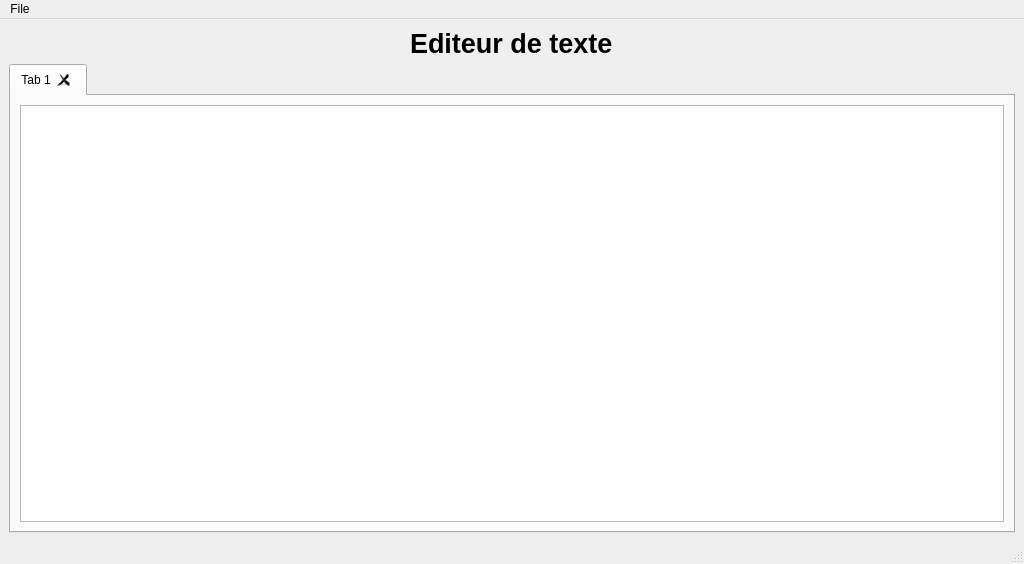
Old version of the form mainwindow.ui in the repository dicesare/textEditor.
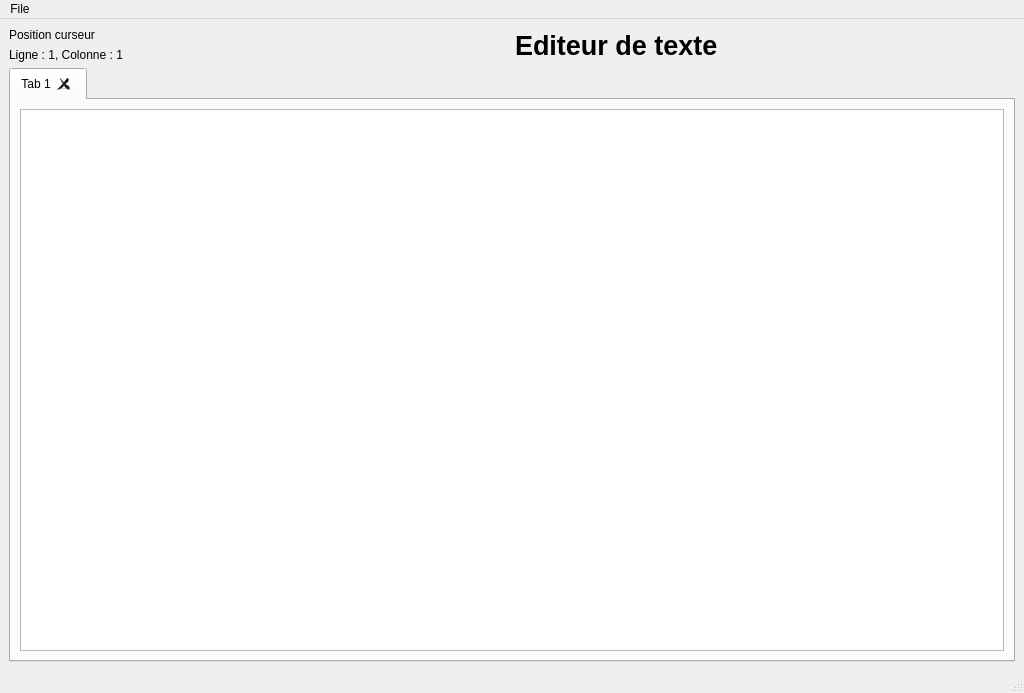
New version of the form. Custom widgets are drawn as their Qt base class.

```diff
--- a/mainwindow.ui
+++ b/mainwindow.ui
@@ -7,7 +7,7 @@
     <x>0</x>
     <y>0</y>
     <width>1024</width>
-    <height>564</height>
+    <height>693</height>
    </rect>
   </property>
   <property name="sizePolicy">
@@ -29,7 +29,27 @@
    <layout class="QVBoxLayout" name="verticalLayout_4">
     <item>
      <layout class="QVBoxLayout" name="verticalLayout_3">
-      <item alignment="Qt::AlignHCenter|Qt::AlignVCenter">
+      <item>
+       <layout class="QHBoxLayout" name="horizontalLayout">
+        <item>
+         <layout class="QVBoxLayout" name="verticalLayout_2">
+          <item>
+           <widget class="QLabel" name="label">
+            <property name="text">
+             <string>Position curseur</string>
+            </property>
+           </widget>
+          </item>
+          <item>
+           <widget class="QLabel" name="labelTextCursor">
+            <property name="text">
+             <string>Ligne : 1, Colonne : 1</string>
+            </property>
+           </widget>
+          </item>
+         </layout>
+        </item>
+        <item>
        <widget class="QLabel" name="labelTitleBoxText">
         <property name="minimumSize">
          <size>
@@ -54,8 +74,13 @@
         </property>
        </widget>
       </item>
+       </layout>
+      </item>
       <item>
-       <widget class="QTabWidget" name="tabWidgetEditor">
+       <widget class="TabWidgetEditor" name="tabWidgetEditor">
+        <property name="enabled">
+         <bool>true</bool>
+        </property>
         <property name="minimumSize">
          <size>
           <width>0</width>
@@ -89,7 +114,7 @@
          </attribute>
          <layout class="QVBoxLayout" name="verticalLayout">
           <item>
-           <widget class="QTextEdit" name="windowDisplayText"/>
+           <widget class="QPlainTextEdit" name="plainTextEdit"/>
           </item>
          </layout>
         </widget>
@@ -129,6 +154,14 @@
    </property>
   </action>
  </widget>
+ <customwidgets>
+  <customwidget>
+   <class>TabWidgetEditor</class>
+   <extends>QTabWidget</extends>
+   <header location="global">tabwidgeteditor.h</header>
+   <container>1</container>
+  </customwidget>
+ </customwidgets>
  <resources/>
  <connections>
   <connection>
```
Left out of the diff: 19 changed lines with no effect on the pictures. Lines whose indentation alone changed are shown as unchanged.
